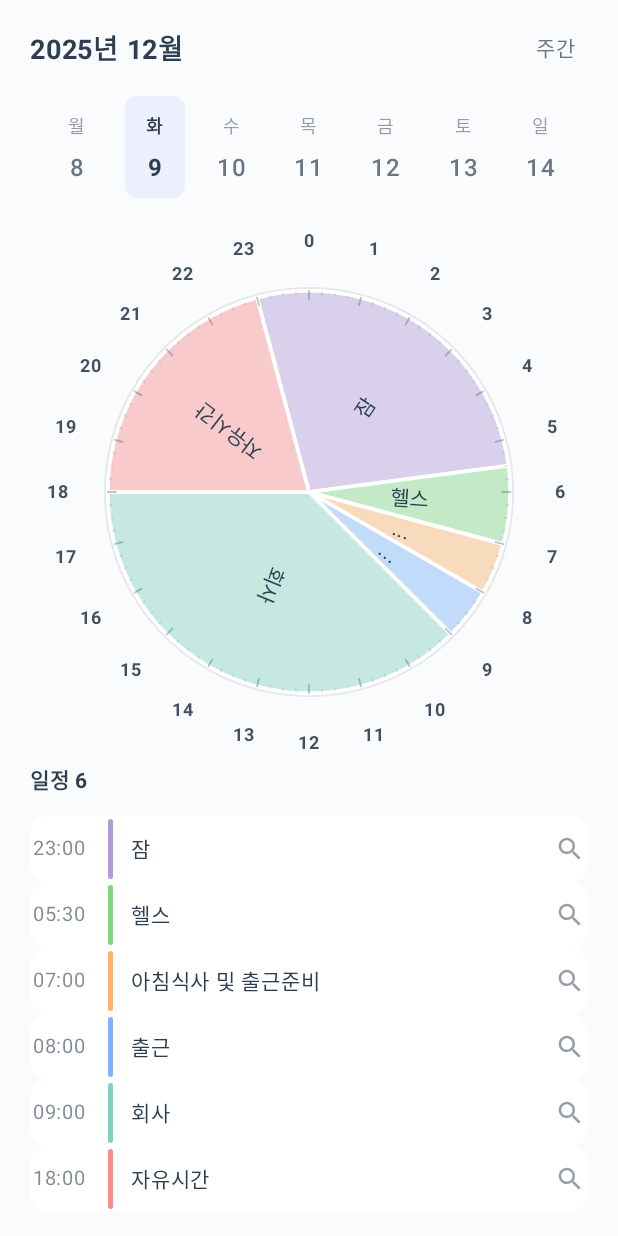
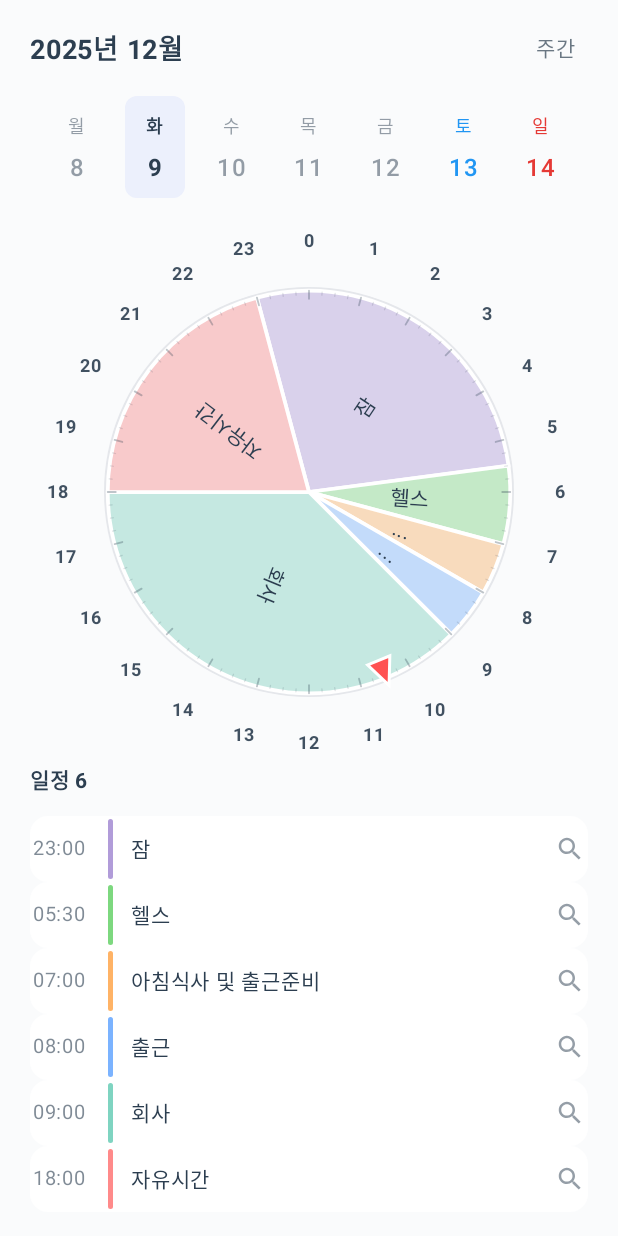
Before and after one commit to away0419/DayPiece, an Android app built with Jetpack Compose: the screen it shows after launch (MainActivity), on a phone screen of 412 x 824 dp. Run offline under Robolectric (Android 15) with nearby library versions, the phone set to English and light mode, and no system bars.

Commit message:
feat: 현재 시간 표시 기능

```diff
--- a/app/src/main/java/com/example/daypiece/ui/components/CircularDayView.kt
+++ b/app/src/main/java/com/example/daypiece/ui/components/CircularDayView.kt
@@ -26,10 +26,12 @@ import androidx.compose.material3.Icon
 import androidx.compose.material3.MaterialTheme
 import androidx.compose.material3.Text
 import androidx.compose.runtime.Composable
+import androidx.compose.runtime.LaunchedEffect
 import androidx.compose.runtime.getValue
 import androidx.compose.runtime.mutableStateOf
 import androidx.compose.runtime.remember
 import androidx.compose.runtime.setValue
+import kotlinx.coroutines.delay
 import androidx.compose.ui.Alignment
 import androidx.compose.ui.Modifier
 import androidx.compose.ui.geometry.Offset
@@ -69,6 +71,16 @@ fun CircularDayView(
         ),
         label = "circular_view_animation"
     )
+
+    // 현재 시간을 추적하여 분침을 움직이게 함
+    var currentTimeMillis by remember { mutableStateOf(System.currentTimeMillis()) }
+
+    LaunchedEffect(Unit) {
+        while (true) {
+            currentTimeMillis = System.currentTimeMillis()
+            delay(1000) // 1초마다 업데이트
+        }
+    }
 
     Column(
         modifier = modifier
@@ -160,6 +172,22 @@ fun CircularDayView(
                         )
                     }
                 }
+
+                // 현재 시간 분침 그리기
+                val calendar = Calendar.getInstance().apply {
+                    timeInMillis = currentTimeMillis
+                }
+                val currentHour = calendar.get(Calendar.HOUR_OF_DAY)
+                val currentMinute = calendar.get(Calendar.MINUTE)
+
+                drawCurrentTimeHand(
+                    centerX = centerX,
+                    centerY = centerY,
+                    radius = innerRadius,
+                    hour = currentHour,
+                    minute = currentMinute,
+                    onSurfaceColor = onSurfaceColor
+                )
             }
 
             // 시간 텍스트 표시 (원형 가장자리 가까이, 진하게)
@@ -297,6 +325,13 @@ fun WeekHeader(
 
         days.forEachIndexed { index, day ->
             val isToday = index == (today - Calendar.MONDAY)
+            // 토요일(index=5)은 파란색, 일요일(index=6)은 빨간색
+            val dayColor = when (index) {
+                5 -> Color(0xFF2196F3) // 토요일 - 파란색
+                6 -> Color(0xFFE53935) // 일요일 - 빨간색
+                else -> MaterialTheme.colorScheme.onSurface.copy(alpha = if (isToday) 1f else 0.5f)
+            }
+
             Column(
                 modifier = Modifier
                     .width(40.dp)
@@ -310,13 +345,13 @@ fun WeekHeader(
                 Text(
                     text = day,
                     fontSize = 12.sp,
-                    color = MaterialTheme.colorScheme.onSurface.copy(alpha = if (isToday) 1f else 0.5f),
+                    color = dayColor,
                     fontWeight = if (isToday) FontWeight.Bold else FontWeight.Normal
                 )
                 Text(
                     text = "${dates[index]}",
                     fontSize = 16.sp,
-                    color = MaterialTheme.colorScheme.onSurface.copy(alpha = if (isToday) 1f else 0.7f),
+                    color = dayColor,
                     fontWeight = if (isToday) FontWeight.Bold else FontWeight.Medium,
                     modifier = Modifier.padding(top = 4.dp)
                 )
@@ -462,6 +497,74 @@ private fun androidx.compose.ui.graphics.drawscope.DrawScope.drawMinuteMarker(
         end = Offset(endX, endY),
         strokeWidth = 0.8.dp.toPx(),
         cap = StrokeCap.Round
+    )
+}
+
+/**
+ * 현재 시간을 나타내는 화살표 인디케이터 그리기
+ * 원형 테두리와 시간 텍스트 사이의 빈 공간에 화살표만 표시
+ */
+private fun androidx.compose.ui.graphics.drawscope.DrawScope.drawCurrentTimeHand(
+    centerX: Float,
+    centerY: Float,
+    radius: Float,
+    hour: Int,
+    minute: Int,
+    onSurfaceColor: Color
+) {
+    // 현재 시간을 분 단위로 계산
+    val totalMinutes = hour * 60 + minute
+    // 각도 계산 (0분 = -90도(12시), 360분 = 0도(3시), 시계방향)
+    val angle = Math.toRadians((totalMinutes * 360.0 / 1440.0) - 90.0)
+
+    // 화살표 위치: 원형 테두리(radius)와 시간 텍스트(약 170dp) 사이의 빈 공간
+    // 화살표 끝점 (중심쪽을 가리킴)
+    val arrowTipRadius = radius + 8f // 원형 테두리 바로 안쪽
+    val arrowTipX = centerX + arrowTipRadius * cos(angle).toFloat()
+    val arrowTipY = centerY + arrowTipRadius * sin(angle).toFloat()
+
+    // 화살표 크기
+    val arrowSize = 18.dp.toPx() // 화살표 높이
+    val arrowWidth = 16.dp.toPx() // 화살표 밑변 너비
+
+    // 화살표 방향 (중심을 향하도록)
+    val arrowAngle = angle + Math.PI // 180도 회전 (안쪽을 가리키도록)
+
+    // 화살표 밑변의 왼쪽 점
+    val leftAngle = arrowAngle + Math.toRadians(90.0)
+    val arrowLeft1X = arrowTipX + arrowSize * cos(arrowAngle).toFloat() + (arrowWidth / 2) * cos(leftAngle).toFloat()
+    val arrowLeft1Y = arrowTipY + arrowSize * sin(arrowAngle).toFloat() + (arrowWidth / 2) * sin(leftAngle).toFloat()
+
+    // 화살표 밑변의 오른쪽 점
+    val rightAngle = arrowAngle - Math.toRadians(90.0)
+    val arrowRight1X = arrowTipX + arrowSize * cos(arrowAngle).toFloat() + (arrowWidth / 2) * cos(rightAngle).toFloat()
+    val arrowRight1Y = arrowTipY + arrowSize * sin(arrowAngle).toFloat() + (arrowWidth / 2) * sin(rightAngle).toFloat()
+
+    // 화살표 Path 생성 (삼각형)
+    val arrowPath = Path().apply {
+        moveTo(arrowTipX, arrowTipY) // 화살표 끝점
+        lineTo(arrowLeft1X, arrowLeft1Y) // 왼쪽 점
+        lineTo(arrowRight1X, arrowRight1Y) // 오른쪽 점
+        close()
+    }
+
+    // 화살표 그림자 효과 (약간 큰 검은색 화살표)
+    drawPath(
+        path = arrowPath,
+        color = Color.Black.copy(alpha = 0.2f)
+    )
+
+    // 화살표 그리기 (밝은 빨간색)
+    drawPath(
+        path = arrowPath,
+        color = Color(0xFFFF5252)
+    )
+
+    // 화살표 테두리 (흰색으로 강조)
+    drawPath(
+        path = arrowPath,
+        color = Color.White,
+        style = Stroke(width = 2.dp.toPx())
     )
 }
 
```
